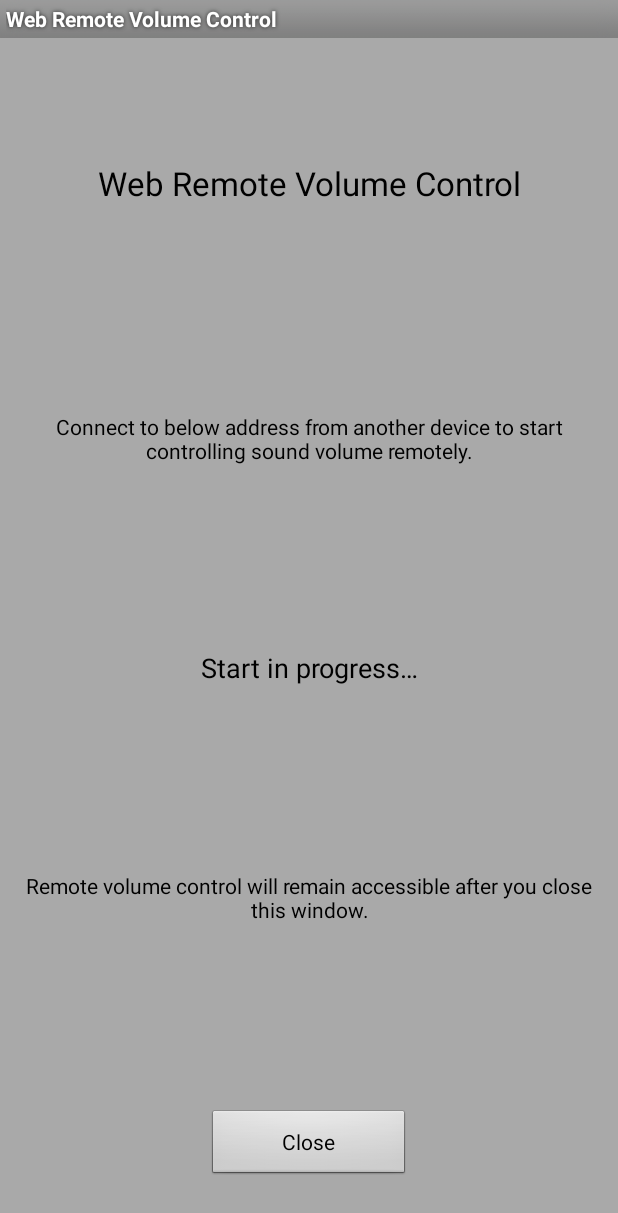
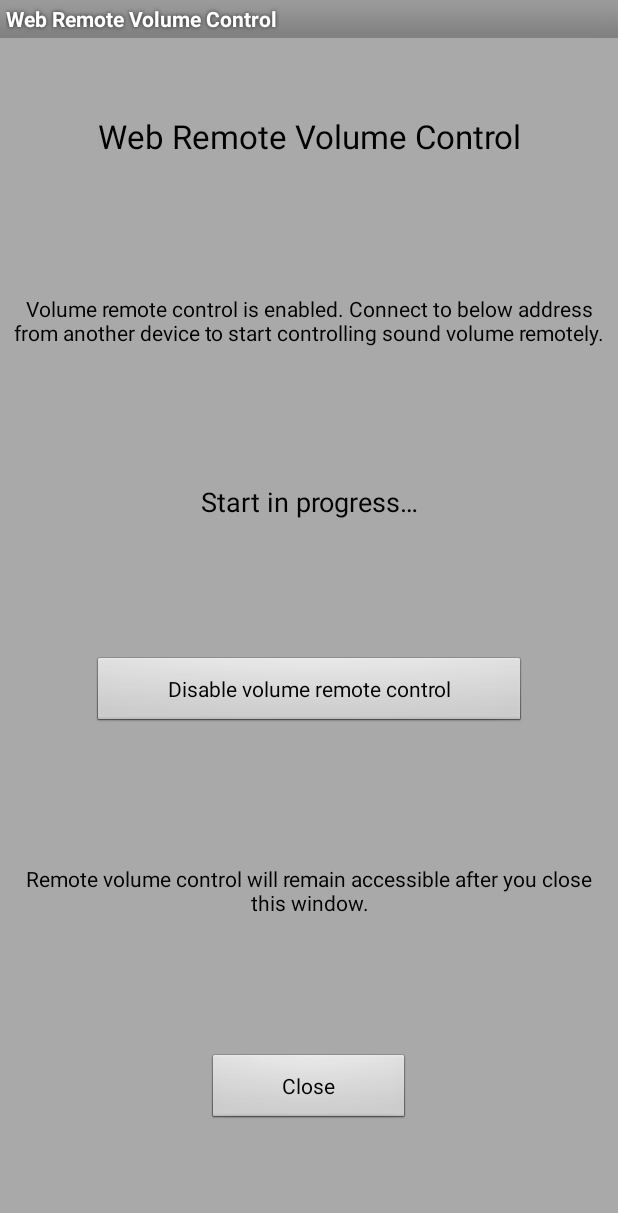
Before and after one commit to tanaka42/androidapp-webremotevolumecontrol, an Android app: the screen it shows after launch (StartupActivity), on a phone screen of 412 x 824 dp. Shown: the top 1213 px of the screen. Run offline under Robolectric (Android 15) with nearby library versions, the phone set to English and light mode, and no system bars.

Commit message:
Modified activity so it lets user disable/enable volume remote control service. Improved the ongoing notification so it opens the Activity, and so it works under SDK17.

```diff
--- a/app/src/main/java/com/tanaka42/webremotevolumecontrol/StartupActivity.java
+++ b/app/src/main/java/com/tanaka42/webremotevolumecontrol/StartupActivity.java
@@ -15,6 +15,10 @@ public class StartupActivity extends Activity {
 
     private TextView mURLTextView;
     private Button mCloseButton;
+    private Button mEnableDisableButton;
+    private TextView mCloseHintTextView;
+    private TextView mHowToTextView;
+    private static boolean isServiceRunning = false;
     private static String mServerURL = "";
 
     private BroadcastReceiver urlUpdatedReceiver;
@@ -23,6 +27,65 @@ public class StartupActivity extends Activity {
     protected void onCreate(Bundle savedInstanceState) {
         super.onCreate(savedInstanceState);
         setContentView(R.layout.activity_startup);
+
+        getReadyToReceiveURLforUI();
+
+        mCloseHintTextView = findViewById(R.id.textViewCloseWhenReady);
+        mHowToTextView = findViewById(R.id.textViewHowTo);
+
+        mURLTextView = findViewById(R.id.textViewURL);
+        if (mServerURL.isEmpty()) {
+            mURLTextView.setText(R.string.starting);
+        } else {
+            mURLTextView.setText(mServerURL);
+        }
+
+        mEnableDisableButton = findViewById(R.id.buttonEnableDisable);
+        mEnableDisableButton.setOnClickListener(new View.OnClickListener() {
+            @Override
+            public void onClick(View view) {
+                if (isServiceRunning) {
+                    stopRemoteControlService();
+                } else {
+                    startRemoteControlService();
+                }
+            }
+        });
+
+        mCloseButton = findViewById(R.id.buttonClose);
+        mCloseButton.setOnClickListener(new View.OnClickListener() {
+            @Override
+            public void onClick(View view) {
+                finish();
+            }
+        });
+
+        startRemoteControlService();
+    }
+
+    private void startRemoteControlService() {
+        if (Build.VERSION.SDK_INT >= 26) {
+            startForegroundService(new Intent(this, ForegroundService.class));
+        } else {
+            startService(new Intent(this, ForegroundService.class));
+        }
+        mEnableDisableButton.setText(R.string.disable_volume_remote_control);
+        mHowToTextView.setText(R.string.how_to_enabled);
+        mURLTextView.setVisibility(View.VISIBLE);
+        mCloseHintTextView.setVisibility(View.VISIBLE);
+        isServiceRunning = true;
+    }
+
+    private void stopRemoteControlService() {
+        stopService(new Intent(this, ForegroundService.class));
+        mEnableDisableButton.setText(R.string.enable_volume_remote_control);
+        mHowToTextView.setText(R.string.how_to_disabled);
+        mURLTextView.setVisibility(View.INVISIBLE);
+        mCloseHintTextView.setVisibility(View.INVISIBLE);
+        isServiceRunning = false;
+    }
+
+    private void getReadyToReceiveURLforUI() {
         urlUpdatedReceiver = new BroadcastReceiver() {
             @Override
             public void onReceive(Context context, Intent intent) {
@@ -32,28 +95,6 @@ public class StartupActivity extends Activity {
             }
         };
         registerReceiver(urlUpdatedReceiver, new IntentFilter("com.tanaka42.webremotevolumecontrol.urlupdated"));
-
-        Context context = getApplicationContext();
-        if (Build.VERSION.SDK_INT >= 26) {
-            context.startForegroundService(new Intent(context, ForegroundService.class));
-        } else {
-            context.startService(new Intent(context, ForegroundService.class));
-        }
-
-        mURLTextView = findViewById(R.id.textViewURL);
-        if (mServerURL.isEmpty()) {
-            mURLTextView.setText(R.string.starting);
-        } else {
-            mURLTextView.setText(mServerURL);
-        }
-
-        mCloseButton = findViewById(R.id.buttonClose);
-        mCloseButton.setOnClickListener(new View.OnClickListener() {
-            @Override
-            public void onClick(View view) {
-                finish();
-            }
-        });
     }
 
     @Override
--- a/app/src/main/res/layout/activity_startup.xml
+++ b/app/src/main/res/layout/activity_startup.xml
@@ -19,7 +19,7 @@
         <LinearLayout
             android:layout_width="fill_parent"
             android:layout_height="wrap_content"
-            android:layout_weight="0.25"
+            android:layout_weight="0.16"
             android:orientation="vertical"
             android:gravity="center">
             <TextView
@@ -36,7 +36,7 @@
         <LinearLayout
             android:layout_width="fill_parent"
             android:layout_height="wrap_content"
-            android:layout_weight="0.2"
+            android:layout_weight="0.16"
             android:orientation="vertical"
             android:gravity="center">
             <TextView
@@ -45,7 +45,7 @@
                 android:layout_height="wrap_content"
                 android:layout_gravity="center"
                 android:gravity="center"
-                android:text="@string/how_to"
+                android:text="@string/how_to_disabled"
                 android:textSize="@dimen/help_messages_text_size"
                 android:textColor="#000000" />
         </LinearLayout>
@@ -53,7 +53,7 @@
         <LinearLayout
             android:layout_height="wrap_content"
             android:layout_width="fill_parent"
-            android:layout_weight="0.2"
+            android:layout_weight="0.16"
             android:orientation="vertical"
             android:gravity="center">
             <TextView
@@ -67,9 +67,25 @@
         </LinearLayout>
 
         <LinearLayout
+            android:layout_width="fill_parent"
+            android:layout_height="wrap_content"
+            android:layout_weight="0.16"
+            android:orientation="vertical"
+            android:gravity="center">
+            <Button
+                android:id="@+id/buttonEnableDisable"
+                android:text="@string/enable_volume_remote_control"
+                android:layout_width="wrap_content"
+                android:layout_height="wrap_content"
+                android:paddingHorizontal="50dp"
+                android:textColor="#000000"
+                android:layout_gravity="center" />
+        </LinearLayout>
+
+        <LinearLayout
             android:layout_height="wrap_content"
             android:layout_width="fill_parent"
-            android:layout_weight="0.2"
+            android:layout_weight="0.16"
             android:orientation="vertical"
             android:gravity="center">
             <TextView
@@ -86,7 +102,7 @@
         <LinearLayout
             android:layout_width="fill_parent"
             android:layout_height="wrap_content"
-            android:layout_weight="0.2"
+            android:layout_weight="0.16"
             android:orientation="vertical"
             android:gravity="center">
             <Button
--- a/app/src/main/res/values/strings.xml
+++ b/app/src/main/res/values/strings.xml
@@ -3,6 +3,11 @@
     <string name="close">Close</string>
     <string name="starting">Start in progress&#8230;</string>
     <string name="running_indicator">Running indicator</string>
-    <string name="how_to">Connect to below address from another device to start controlling sound volume remotely.</string>
+    <string name="how_to_enabled">Volume remote control is enabled. Connect to below address from another device to start controlling sound volume remotely.</string>
+    <string name="how_to_disabled">Volume remote control is disabled. You must activate it first before you can control sound volume remotely.</string>
     <string name="close_when_ready">Remote volume control will remain accessible after you close this window.</string>
+    <string name="ongoing_notification_title">@string/app_name</string>
+    <string name="ongoing_notification_text">Volume remote control is enabled.</string>
+    <string name="enable_volume_remote_control">Enable volume remote control</string>
+    <string name="disable_volume_remote_control">Disable volume remote control</string>
 </resources>
```
Also changed, not shown: app/src/main/java/com/tanaka42/webremotevolumecontrol/ForegroundService.java (+14 -7 lines), 4 other files.
